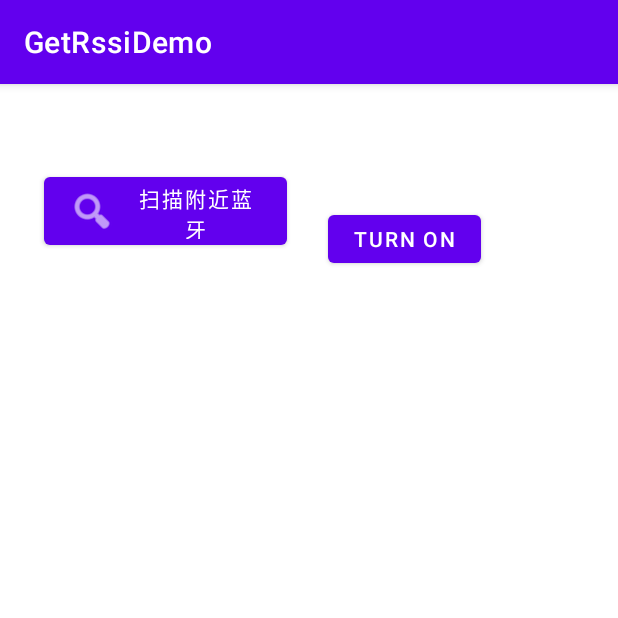
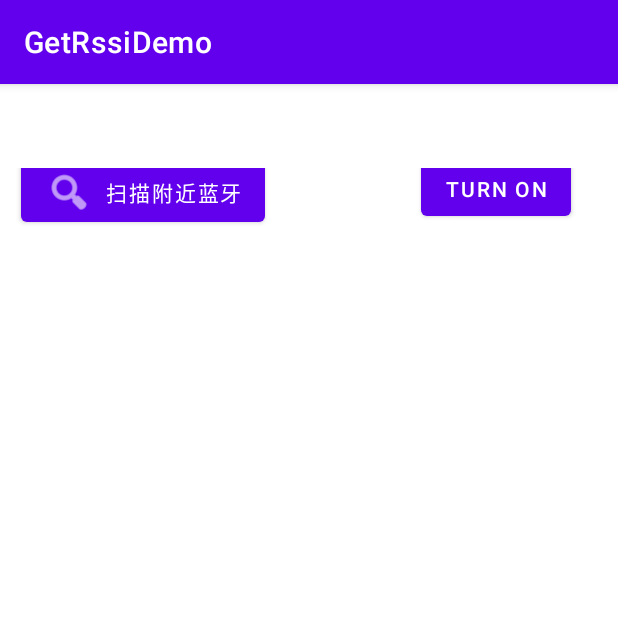
Before and after one commit to kouxthree/GetRssiDemo, an Android app: the screen it shows after launch (MainActivity), on a phone screen of 412 x 824 dp, the top half of it. Run offline under Robolectric (Android 15) with nearby library versions, the phone set to English and light mode, and no system bars.

Commit message:
redesigned rescan & tureon button

```diff
--- a/app/src/main/res/layout/activity_main.xml
+++ b/app/src/main/res/layout/activity_main.xml
@@ -7,44 +7,55 @@
     android:layout_height="match_parent"
     android:paddingTop="?attr/actionBarSize">
 
+    <androidx.constraintlayout.widget.ConstraintLayout
+        android:id="@+id/linearLayout"
+        android:layout_width="409dp"
+        android:layout_height="54dp"
+        android:layout_marginBottom="680dp"
+        android:orientation="horizontal"
+        app:layout_constraintBottom_toBottomOf="parent"
+        app:layout_constraintEnd_toEndOf="parent"
+        app:layout_constraintStart_toStartOf="parent"
+        app:layout_constraintTop_toTopOf="parent">
+
         <Button
             android:id="@+id/btn_re_scan"
-        android:layout_width="162dp"
-        android:layout_height="57dp"
-        android:layout_marginStart="30dp"
-        android:layout_marginEnd="245dp"
-        android:layout_marginBottom="295dp"
+            android:layout_width="wrap_content"
+            android:layout_height="wrap_content"
             android:clickable="true"
             android:onClick="listScannedDevices"
             android:text="@string/re_scan_devices"
             app:icon="@android:drawable/ic_menu_search"
-        app:layout_constraintBottom_toBottomOf="@+id/text_current"
             app:layout_constraintEnd_toEndOf="parent"
             app:layout_constraintHorizontal_bias="0.05"
             app:layout_constraintStart_toStartOf="parent"
             app:layout_constraintTop_toTopOf="parent"
-        app:layout_constraintVertical_bias="0.0" />
+            app:layout_constraintVertical_bias="0.0"
+            tools:layout_conversion_absoluteHeight="57dp"
+            tools:layout_conversion_absoluteWidth="203dp"
+            tools:layout_editor_absoluteX="1dp"
+            tools:layout_editor_absoluteY="27dp" />
 
         <Button
             android:id="@+id/button"
-        android:layout_width="102dp"
-        android:layout_height="44dp"
-        android:layout_marginEnd="91dp"
-        android:layout_marginBottom="301dp"
+            android:layout_width="wrap_content"
+            android:layout_height="wrap_content"
             android:clickable="true"
             android:onClick="on"
             android:text="Turn On"
-        app:layout_constraintBottom_toBottomOf="@+id/text_current"
             app:layout_constraintEnd_toEndOf="parent"
-        app:layout_constraintHorizontal_bias="1.0"
+            app:layout_constraintHorizontal_bias="0.902"
             app:layout_constraintStart_toStartOf="parent"
             app:layout_constraintTop_toTopOf="parent"
-        app:layout_constraintVertical_bias="1.0" />
+            app:layout_constraintVertical_bias="0.0"
+            tools:layout_conversion_absoluteHeight="44dp"
+            tools:layout_conversion_absoluteWidth="102dp" />
+    </androidx.constraintlayout.widget.ConstraintLayout>
 
     <ListView
         android:id="@+id/lv_device"
         android:layout_width="409dp"
-        android:layout_height="249dp"
+        android:layout_height="266dp"
         android:scrollbarStyle="outsideInset"
         android:scrollbars="vertical"
         app:layout_constraintBottom_toBottomOf="parent"
@@ -52,7 +63,7 @@
         app:layout_constraintHorizontal_bias="0.0"
         app:layout_constraintStart_toStartOf="parent"
         app:layout_constraintTop_toTopOf="parent"
-        app:layout_constraintVertical_bias="0.159"></ListView>
+        app:layout_constraintVertical_bias="0.073"></ListView>
 
     <com.liaou.getrssidemo.ResultView
         android:id="@+id/result_view"
@@ -62,14 +73,13 @@
         android:layout_alignParentTop="true"
         android:layout_alignParentRight="true"
         android:layout_alignParentBottom="true"
-        android:layout_marginStart="1dp"
         app:layout_constraintBottom_toBottomOf="parent"
         app:layout_constraintStart_toStartOf="parent" />
 
     <TextView
         android:id="@+id/text_current"
         android:layout_width="388dp"
-        android:layout_height="28dp"
+        android:layout_height="56dp"
         android:layout_marginStart="4dp"
         android:layout_marginEnd="4dp"
         app:layout_constraintBottom_toTopOf="@+id/result_view"
```
Lines whose indentation alone changed are shown as unchanged.
